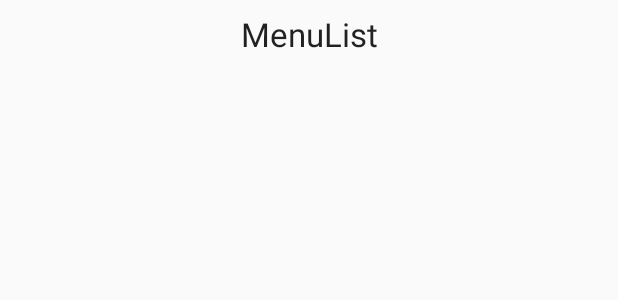
After one commit to JiyunShi/AndroidFragment, an Android app: the layout fragment_menu.xml on its own in the app's theme, with its tools: preview values and no code run, on a phone screen of 412 x 824 dp. The commit adds this screen. Shown: the top 300 px of the screen. Run offline under Robolectric (Android 15) with nearby library versions, the phone set to English and light mode, and no system bars.

```diff
--- a/app/build.gradle
+++ b/app/build.gradle
@@ -26,6 +26,7 @@ dependencies {
     })
     compile 'com.android.support:appcompat-v7:26.+'
     compile 'com.android.support.constraint:constraint-layout:1.0.2'
+    compile 'com.google.code.gson:gson:2.8.2'
+    compile 'com.android.support:support-v4:26.+'
     testCompile 'junit:junit:4.12'
-    compile 'com.google.code.gson:gson:2.8.2'
 }
--- /dev/null
+++ b/app/src/main/res/layout/fragment_menu.xml
@@ -0,0 +1,35 @@
+<FrameLayout xmlns:android="http://schemas.android.com/apk/res/android"
+    xmlns:tools="http://schemas.android.com/tools"
+    android:layout_weight="1"
+    android:layout_width="match_parent"
+    android:layout_height="match_parent"
+    tools:context="com.example.niceday.fragmentlist.MenuFragment">
+
+    <!-- TODO: Update blank fragment layout -->
+    <ScrollView
+        android:layout_width="match_parent"
+        android:layout_height="match_parent"
+        android:fadeScrollbars="false">
+
+        <LinearLayout
+            android:id="@+id/rootMenu"
+            android:layout_width="match_parent"
+            android:layout_height="match_parent"
+            android:layout_marginTop="8dp"
+            android:orientation="vertical">
+
+            <TextView
+                android:id="@+id/menuTitleTxt"
+                android:layout_width="match_parent"
+                android:layout_height="wrap_content"
+                android:text="MenuList"
+                android:textAlignment="center"
+                android:textAppearance="@style/TextAppearance.AppCompat.Large" />
+
+
+
+        </LinearLayout>
+
+    </ScrollView>
+
+</FrameLayout>
--- a/app/src/main/res/values/strings.xml
+++ b/app/src/main/res/values/strings.xml
@@ -1,3 +1,6 @@
 <resources>
     <string name="app_name">FragmentList</string>
+
+    <!-- TODO: Remove or change this placeholder text -->
+    <string name="hello_blank_fragment">Hello blank fragment</string>
 </resources>
```
Also changed, not shown: app/src/main/java/com/example/niceday/fragmentlist/MenuFragment.java (added, +108 -0 lines), app/src/main/res/anim/enter.xml (added, +8 -0 lines), app/src/main/res/anim/exit.xml (added, +8 -0 lines), app/src/main/res/anim/menuenter.xml (added, +8 -0 lines).
